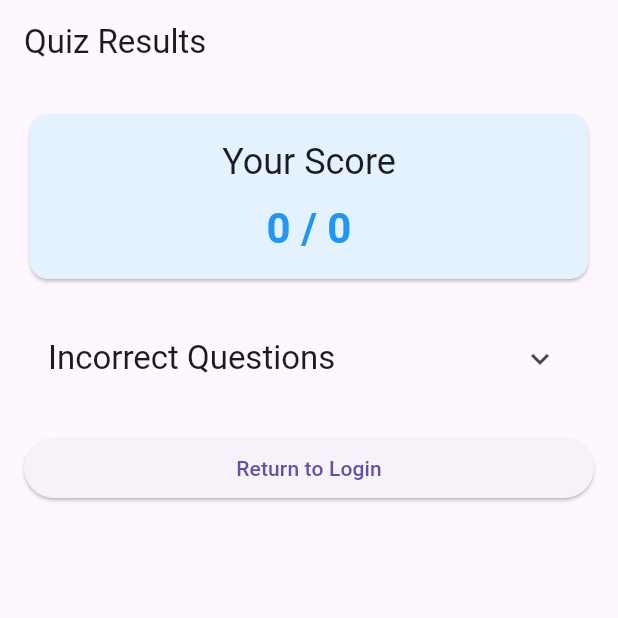
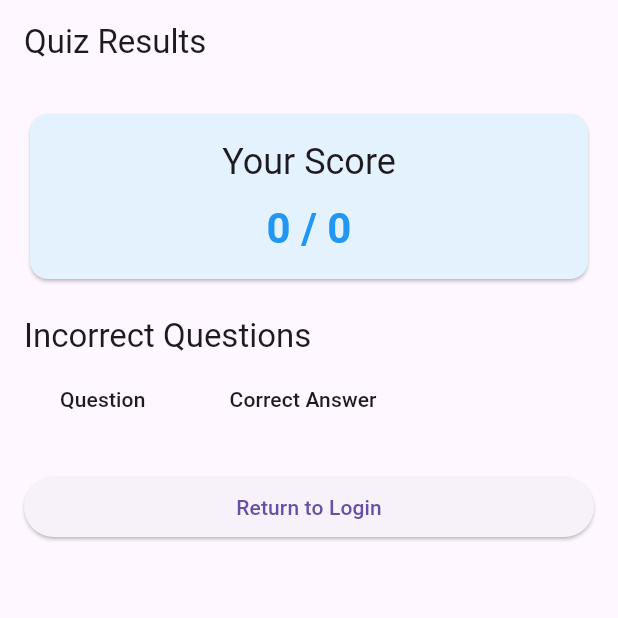
Before and after one commit to Sap-has/question_app, a Flutter app: the ResultsScreen screen opened directly with empty values, on a phone screen of 412 x 824 dp, the top half of it. Run offline on Flutter 3.47's test engine with Material 3 defaults, Android fonts, the phone set to English and light mode, and no system bars.

Commit message:
Added DataTable to results_screen.dart

```diff
--- a/lib/screens/results_screen.dart
+++ b/lib/screens/results_screen.dart
@@ -49,18 +49,43 @@ class ResultsScreen extends StatelessWidget {
 
             SizedBox(height: 20),
 
-            // Incorrect Questions Review
-            ExpansionTile(
-              title: Text(
-                'Incorrect Questions',
-                style: Theme.of(context).textTheme.titleLarge,
+            // Incorrect Questions Review with DataTable
+            Text(
+              'Incorrect Questions',
+              style: Theme.of(context).textTheme.titleLarge,
+            ),
+            SingleChildScrollView(
+              scrollDirection: Axis.horizontal,
+              child: DataTable(
+                columns: [
+                  DataColumn(label: Text('Question')),
+                  DataColumn(label: Text('Correct Answer')),
+                ],
+                rows: incorrectQuestions.map((question) {
+                  return DataRow(cells: [
+                    DataCell(
+                      Container(
+                        width: 200, // Adjust width as needed
+                        child: Text(
+                          question.stem,
+                          softWrap: true,
+                          overflow: TextOverflow.ellipsis,
+                        ),
+                      ),
+                    ),
+                    DataCell(
+                      Container(
+                        width: 150, // Adjust width as needed
+                        child: Text(
+                          question.answer.join(", "),
+                          softWrap: true,
+                          overflow: TextOverflow.ellipsis,
+                        ),
+                      ),
+                    ),
+                  ]);
+                }).toList(),
               ),
-              children: incorrectQuestions.map((question) {
-                return ListTile(
-                  title: Text(question.stem),
-                  subtitle: Text('Correct Answer: ${question.answer.join(", ")}'),
-                );
-              }).toList(),
             ),
 
             SizedBox(height: 20),
```
